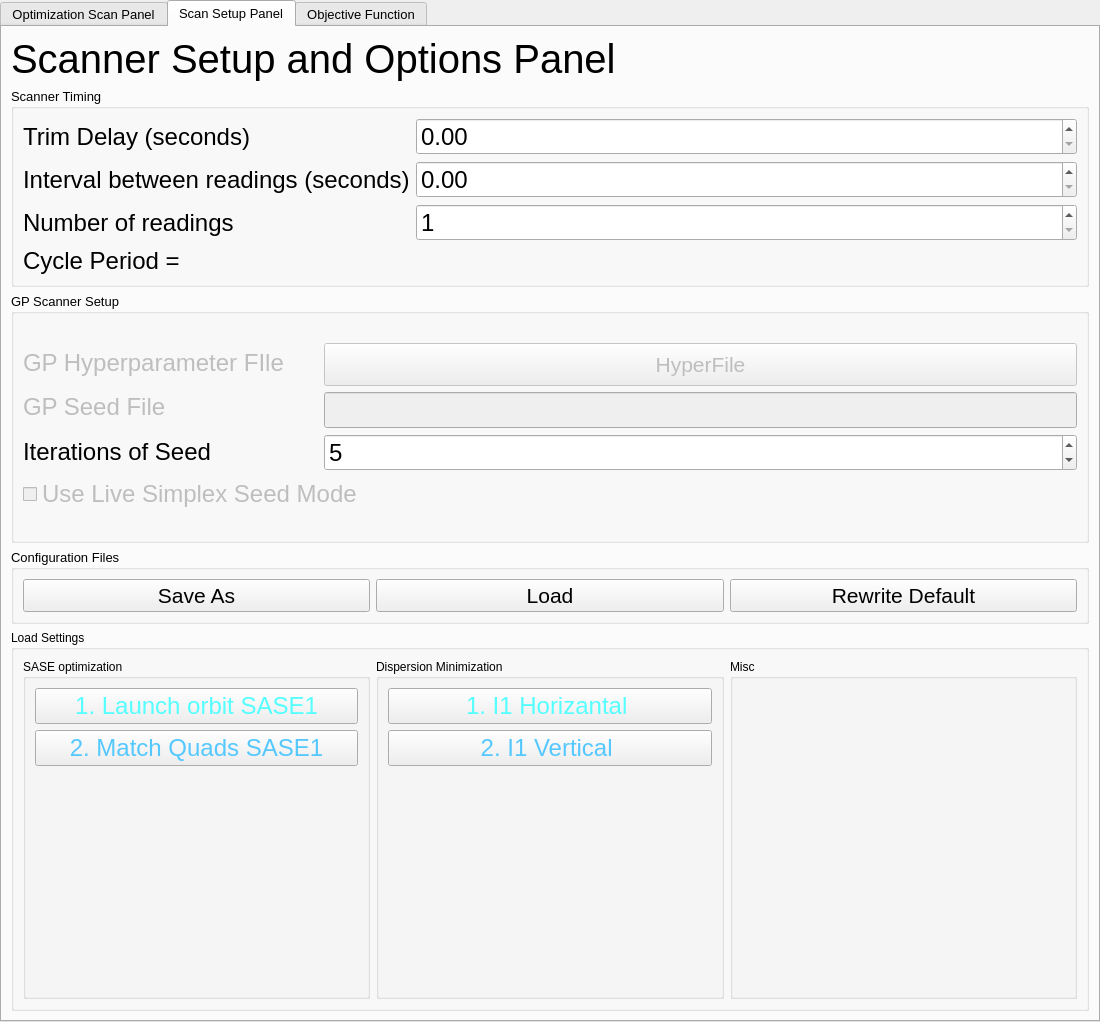
Above: UIOcelotInterface_gen.ui from ocelot-collab/optimizer before the change. Below: the same form after it.
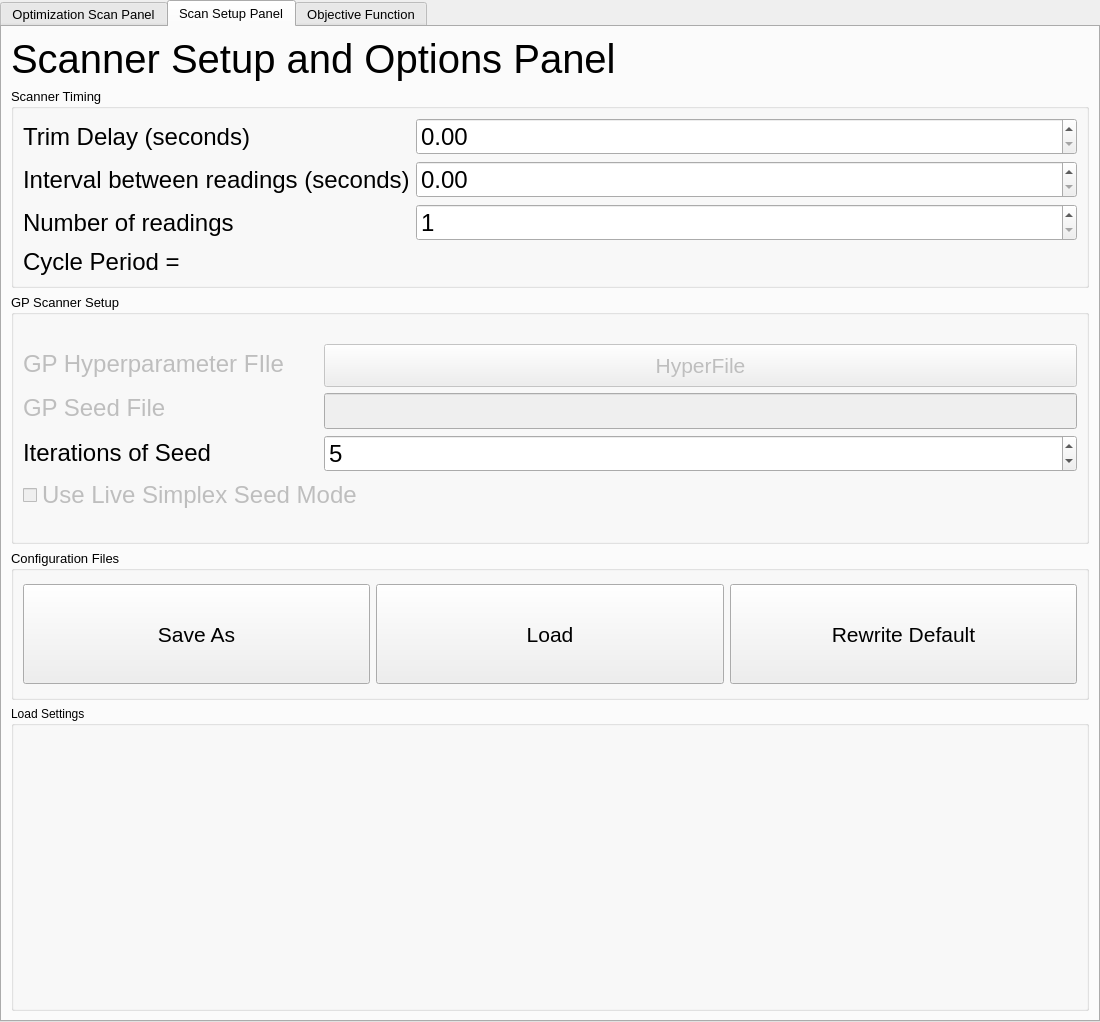
That is the form after the change. The open tabs and pages were chosen to show the change. Custom widgets are drawn as their Qt base class.

Commit message: MNT: Removed presets in favor of dynamically generated one.

What changed in the file:
```diff
--- a/UIOcelotInterface_gen.ui
+++ b/UIOcelotInterface_gen.ui
@@ -736,147 +736,7 @@
          </property>
          <layout class="QGridLayout" name="gridLayout_4">
           <item row="0" column="0">
-           <layout class="QHBoxLayout" name="horizontalLayout_3">
-            <item>
-             <widget class="QGroupBox" name="groupBox_9">
-              <property name="font">
-               <font>
-                <pointsize>9</pointsize>
-               </font>
-              </property>
-              <property name="title">
-               <string>SASE optimization</string>
-              </property>
-              <layout class="QVBoxLayout" name="verticalLayout_4">
-               <item>
-                <layout class="QVBoxLayout" name="verticalLayout">
-                 <item>
-                  <widget class="QPushButton" name="pb_sase1_1">
-                   <property name="font">
-                    <font>
-                     <pointsize>18</pointsize>
-                    </font>
-                   </property>
-                   <property name="styleSheet">
-                    <string notr="true">color: rgb(85, 255, 255); font-size: 18pt;</string>
-                   </property>
-                   <property name="text">
-                    <string>1. Launch orbit SASE1</string>
-                   </property>
-                  </widget>
-                 </item>
-                 <item>
-                  <widget class="QPushButton" name="pb_sase1_2">
-                   <property name="font">
-                    <font>
-                     <pointsize>18</pointsize>
-                    </font>
-                   </property>
-                   <property name="styleSheet">
-                    <string notr="true">color: rgb(85, 200, 255); font-size: 18pt;</string>
-                   </property>
-                   <property name="text">
-                    <string>2. Match Quads SASE1</string>
-                   </property>
-                  </widget>
-                 </item>
-                 <item>
-                  <spacer name="verticalSpacer_2">
-                   <property name="orientation">
-                    <enum>Qt::Vertical</enum>
-                   </property>
-                   <property name="sizeHint" stdset="0">
-                    <size>
-                     <width>20</width>
-                     <height>40</height>
-                    </size>
-                   </property>
-                  </spacer>
-                 </item>
-                </layout>
-               </item>
-              </layout>
-             </widget>
-            </item>
-            <item>
-             <widget class="QGroupBox" name="groupBox_4">
-              <property name="font">
-               <font>
-                <pointsize>9</pointsize>
-               </font>
-              </property>
-              <property name="title">
-               <string>Dispersion Minimization</string>
-              </property>
-              <layout class="QVBoxLayout" name="verticalLayout_11">
-               <item>
-                <layout class="QVBoxLayout" name="verticalLayout_5">
-                 <item>
-                  <widget class="QPushButton" name="pb_disp_1">
-                   <property name="font">
-                    <font>
-                     <pointsize>18</pointsize>
-                    </font>
-                   </property>
-                   <property name="styleSheet">
-                    <string notr="true">color: rgb(85, 255, 255); font-size: 18pt;</string>
-                   </property>
-                   <property name="text">
-                    <string>1. I1 Horizantal </string>
-                   </property>
-                  </widget>
-                 </item>
-                 <item>
-                  <widget class="QPushButton" name="pb_disp_2">
-                   <property name="font">
-                    <font>
-                     <pointsize>18</pointsize>
-                    </font>
-                   </property>
-                   <property name="styleSheet">
-                    <string notr="true">color: rgb(85, 200, 255); font-size: 18pt;</string>
-                   </property>
-                   <property name="text">
-                    <string>2. I1 Vertical </string>
-                   </property>
-                  </widget>
-                 </item>
-                 <item>
-                  <spacer name="verticalSpacer_3">
-                   <property name="orientation">
-                    <enum>Qt::Vertical</enum>
-                   </property>
-                   <property name="sizeHint" stdset="0">
-                    <size>
-                     <width>20</width>
-                     <height>40</height>
-                    </size>
-                   </property>
-                  </spacer>
-                 </item>
-                </layout>
-               </item>
-              </layout>
-             </widget>
-            </item>
-            <item>
-             <widget class="QGroupBox" name="groupBox_10">
-              <property name="font">
-               <font>
-                <pointsize>9</pointsize>
-               </font>
-              </property>
-              <property name="title">
-               <string>Misc</string>
-              </property>
-              <layout class="QVBoxLayout" name="verticalLayout_9">
-               <item>
-                <layout class="QVBoxLayout" name="verticalLayout_8"/>
-               </item>
-              </layout>
-             </widget>
-            </item>
-           </layout>
+           <layout class="QHBoxLayout" name="preset_layout"/>
           </item>
          </layout>
         </widget>
```
The commit also changes 1 other file.
